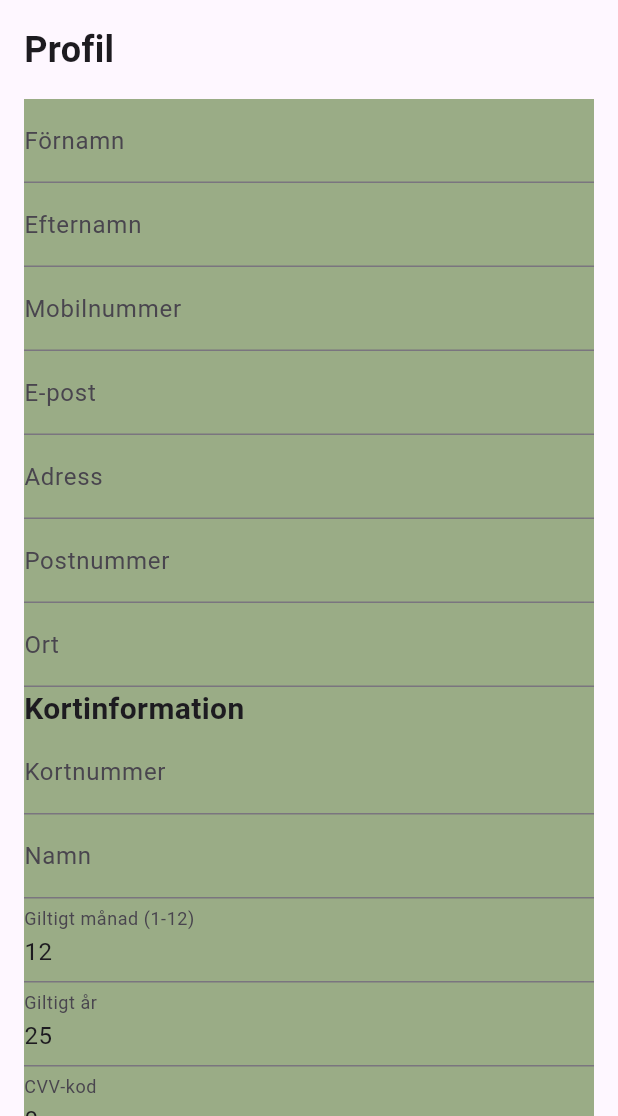
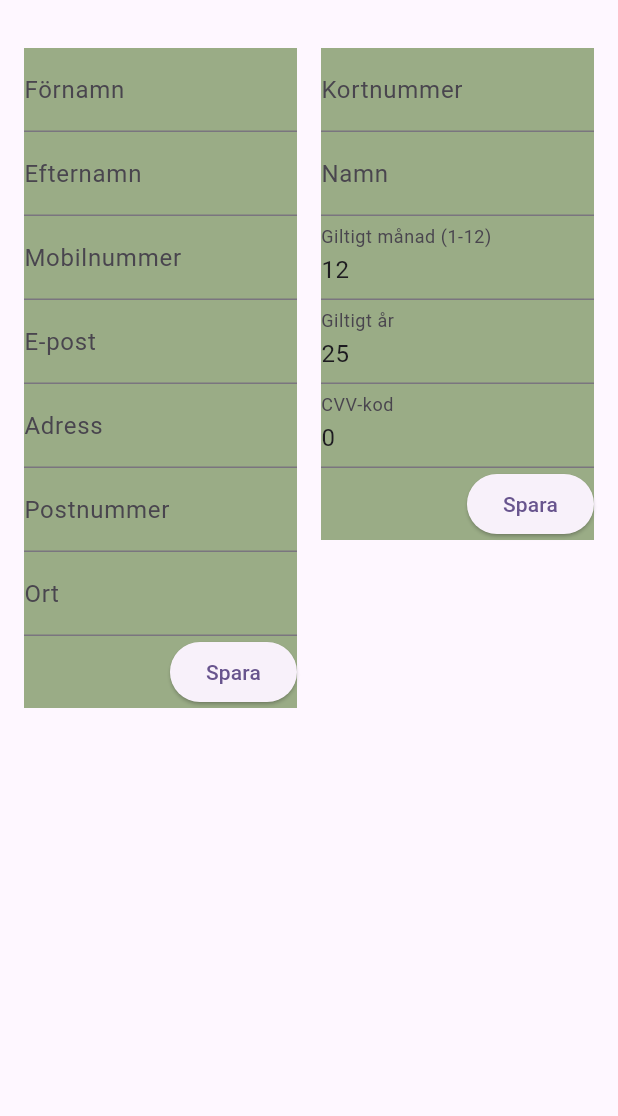
Before and after one commit to ViktorErik/iMat, a Flutter app: the AccountView screen opened directly, on a phone screen of 412 x 824 dp, the part 120-1236 px from its top. Run offline on Flutter 3.47's test engine with Material 3 defaults, Android fonts, the phone set to English and light mode, and no system bars; network calls fail.

Commit message:
drog tillbaks ändringar

```diff
--- a/lib/pages/account_view.dart
+++ b/lib/pages/account_view.dart
@@ -3,6 +3,7 @@ import 'package:api_test/model/imat/util/functions.dart';
 import 'package:api_test/model/imat_data_handler.dart';
 import 'package:api_test/pages/history_view.dart';
 import 'package:api_test/pages/main_view.dart';
+import 'package:api_test/widgets/card_details.dart';
 import 'package:api_test/widgets/customer_details.dart';
 import 'package:flutter/material.dart';
 import 'package:provider/provider.dart';
@@ -13,23 +14,19 @@ class AccountView extends StatelessWidget {
   @override
   Widget build(BuildContext context) {
     return Scaffold(
-      body: SingleChildScrollView(
-        child:
-      Column(
+      body: Column(
         children: [
           _header(context),
           Padding(
           padding: const EdgeInsets.all(AppTheme.paddingMedium),
           child: Column(
             children: [
-              Align(alignment: Alignment.topLeft,
-                child:Text("Profil", style: AppTheme.textTheme.headlineMedium,)),
+
               SizedBox(height: AppTheme.paddingMedium),
               _customerDetails(),
             ],
           ),
         ),],
-      ),
       ),
     );
   }
@@ -64,11 +61,6 @@ class AccountView extends StatelessWidget {
               style: ElevatedButton.styleFrom(minimumSize: Size(200,54),
               backgroundColor: Colors.white),
                 onPressed: () {
-                  Navigator.pushAndRemoveUntil(
-                      context,
-                      MaterialPageRoute(builder: (context) => MainView()),
-                      (route) => false,
-                    );
                   //print('Favoriter');
                   iMat.selectFavorites();
                 },
@@ -129,14 +121,16 @@ class AccountView extends StatelessWidget {
       crossAxisAlignment: CrossAxisAlignment.start,
       children: [
         Expanded(
-          child: Column(
-            children: [
-              Container(
+          child: Container(
             color: Color.fromARGB(255, 154, 172, 134),
             child: CustomerDetails(),
-            ),
-            ],
-
+          ),
+        ),
+        SizedBox(width: 16),
+        Expanded(
+          child: Container(
+            color: Color.fromARGB(255, 154, 172, 134),
+            child: CardDetails(),
           ),
         ),
       ],
--- a/lib/widgets/customer_details.dart
+++ b/lib/widgets/customer_details.dart
@@ -1,5 +1,3 @@
-import 'package:api_test/app_theme.dart';
-import 'package:api_test/model/imat/credit_card.dart';
 import 'package:api_test/model/imat/customer.dart';
 import 'package:api_test/model/imat_data_handler.dart';
 import 'package:flutter/material.dart';
@@ -27,13 +25,6 @@ class _CustomerDetailsState extends State<CustomerDetails> {
   late final TextEditingController _postAddressController;
   late final ImatDataHandler _imatDataHandler;
 
-  late final TextEditingController _typeController;
-  late final TextEditingController _nameController;
-  late final TextEditingController _monthController;
-  late final TextEditingController _yearController;
-  late final TextEditingController _numberController;
-  late final TextEditingController _codeController;
-
   @override
   void initState() {
     super.initState();
@@ -50,85 +41,52 @@ class _CustomerDetailsState extends State<CustomerDetails> {
     _addressController = TextEditingController(text: customer.address);
     _postCodeController = TextEditingController(text: customer.postCode);
     _postAddressController = TextEditingController(text: customer.postAddress);
-
-    var iMat = Provider.of<ImatDataHandler>(context, listen: false);
-    CreditCard card = iMat.getCreditCard();
-
-    _typeController = TextEditingController(text: card.cardType);
-    _nameController = TextEditingController(text: card.holdersName);
-    _monthController = TextEditingController(text: '${card.validMonth}');
-    _yearController = TextEditingController(text: '${card.validYear}');
-    _numberController = TextEditingController(text: card.cardNumber);
-    _codeController = TextEditingController(text: '${card.verificationCode}');
   }
 
   @override
   Widget build(BuildContext context) {
-
-    return Column(
+    return Form(
+      key: widget.formKey,
+      autovalidateMode: widget.autovalidateMode,
+      child: Column(
         children: [
-        TextField(
+          TextFormField(
             controller: _firstNameController,
             decoration: InputDecoration(labelText: 'Förnamn'),
           ),
-        TextField(
+          TextFormField(
             controller: _lastNameController,
             decoration: InputDecoration(labelText: 'Efternamn'),
           ),
-        TextField(
+          TextFormField(
             controller: _mobileNumberController,
             decoration: InputDecoration(labelText: 'Mobilnummer'),
           ),
-        TextField(
+          TextFormField(
             controller: _emailController,
             decoration: InputDecoration(labelText: 'E-post'),
           ),
-        TextField(
+          TextFormField(
             controller: _addressController,
             decoration: InputDecoration(labelText: 'Adress'),
           ),
-        TextField(
+          TextFormField(
             controller: _postCodeController,
             decoration: InputDecoration(labelText: 'Postnummer'),
           ),
-        TextField(
+          TextFormField(
             controller: _postAddressController,
             decoration: InputDecoration(labelText: 'Ort'),
-        ),
-        Align(
-          alignment: Alignment.centerLeft,
-          child: Text("Kortinformation", style: AppTheme.textTheme.headlineSmall)),
-        TextField(
-          controller: _typeController,
-          decoration: InputDecoration(labelText: 'Kortnummer'),
-        ),
-        TextField(
-          controller: _nameController,
-          decoration: InputDecoration(labelText: 'Namn'),
-        ),
-        TextField(
-          controller: _monthController,
-          decoration: InputDecoration(labelText: 'Giltigt månad (1-12)'),
-        ),
-        TextField(
-          controller: _yearController,
-          decoration: InputDecoration(labelText: 'Giltigt år'),
-        ),
-        TextField(
-          controller: _codeController,
-          decoration: InputDecoration(labelText: 'CVV-kod'),
           ),
           Row(
             mainAxisAlignment: MainAxisAlignment.end,
             children: [
-            ElevatedButton(onPressed: _saveInformation, child: Text('Spara')),
+              ElevatedButton(onPressed: _saveCustomer, child: Text('Spara')),
             ],
           ),
-
-      ]
+        ],
+      ),
     );
-
-
   }
 
   _saveCustomer() {
@@ -146,24 +104,4 @@ class _CustomerDetailsState extends State<CustomerDetails> {
     // This is needed to trigger updates to the server
     _imatDataHandler.setCustomer(customer);
   }
-  _saveCard() {
-    var iMat = Provider.of<ImatDataHandler>(context, listen: false);
-    CreditCard card = iMat.getCreditCard();
-
-    card.cardType = _typeController.text;
-    card.holdersName = _nameController.text;
-    card.validMonth = int.parse(_monthController.text);
-    card.validYear = int.parse(_yearController.text);
-    card.cardNumber = _numberController.text;
-    card.verificationCode = int.parse(_codeController.text);
-
-    // This needed to trigger update to the server
-    iMat.setCreditCard(card);
-
 }
-  _saveInformation() {
-    _saveCard();
-    _saveCustomer();
-
-  }
-}
```
Lines whose indentation alone changed are shown as unchanged.
